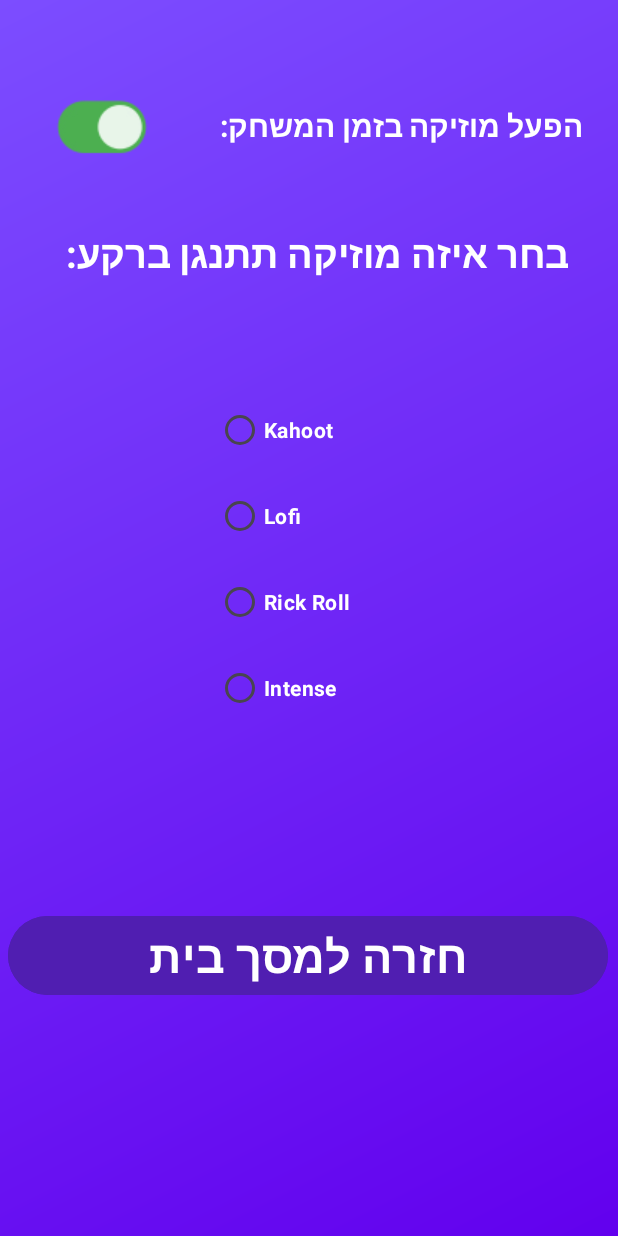
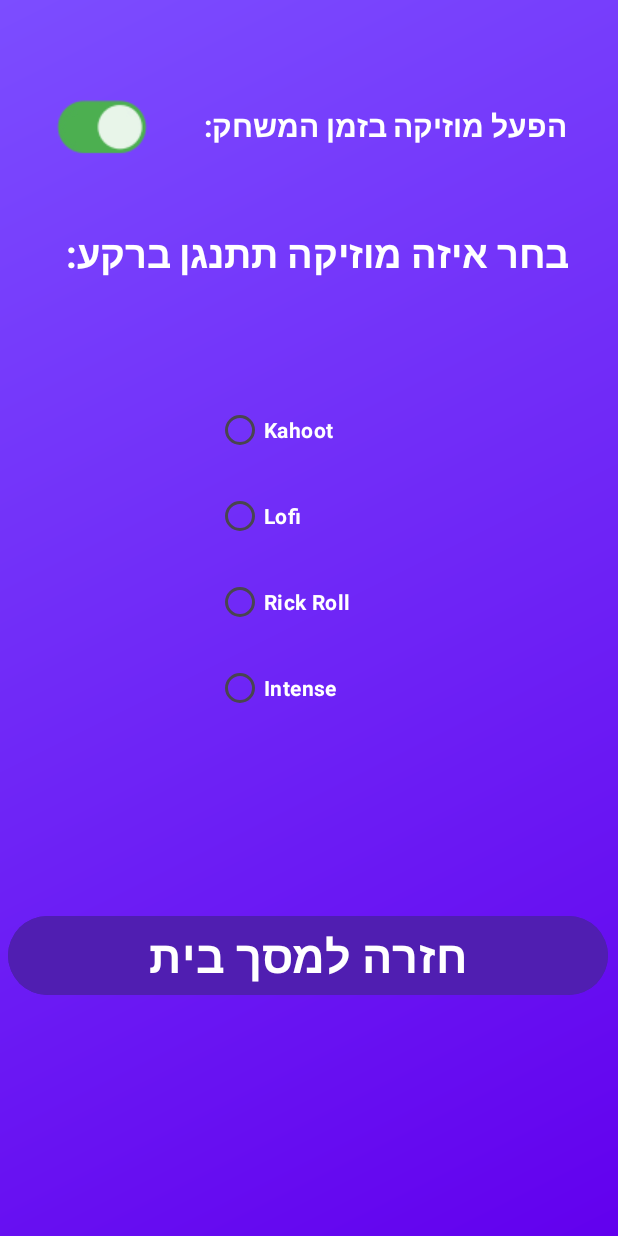
Before and after one commit to xDMatan/HeadToHead, an Android app: the Settings screen opened directly, with no data from a screen before it, on a phone screen of 412 x 824 dp. Run offline under Robolectric (Android 15) with nearby library versions, the light colour scheme and no system bars.

Commit message:
almost done

```diff
--- a/app/src/main/res/layout/activity_settings.xml
+++ b/app/src/main/res/layout/activity_settings.xml
@@ -31,7 +31,7 @@
         android:textStyle="bold"
         app:layout_constraintBottom_toBottomOf="parent"
         app:layout_constraintEnd_toEndOf="parent"
-        app:layout_constraintHorizontal_bias="0.863"
+        app:layout_constraintHorizontal_bias="0.801"
         app:layout_constraintStart_toStartOf="parent"
         app:layout_constraintTop_toTopOf="parent"
         app:layout_constraintVertical_bias="0.088" />
```
